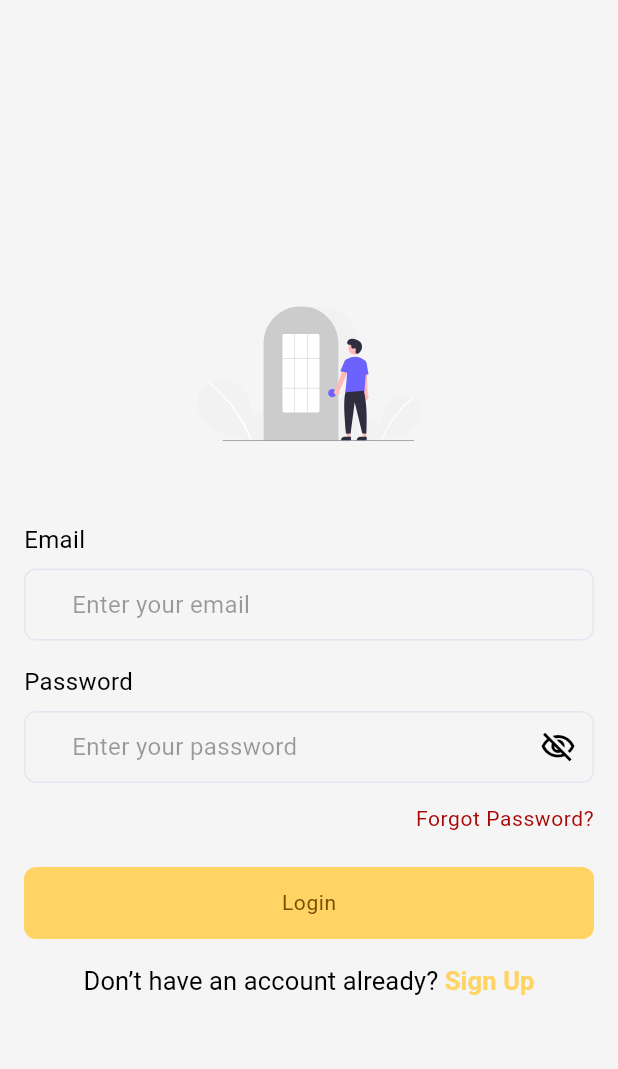
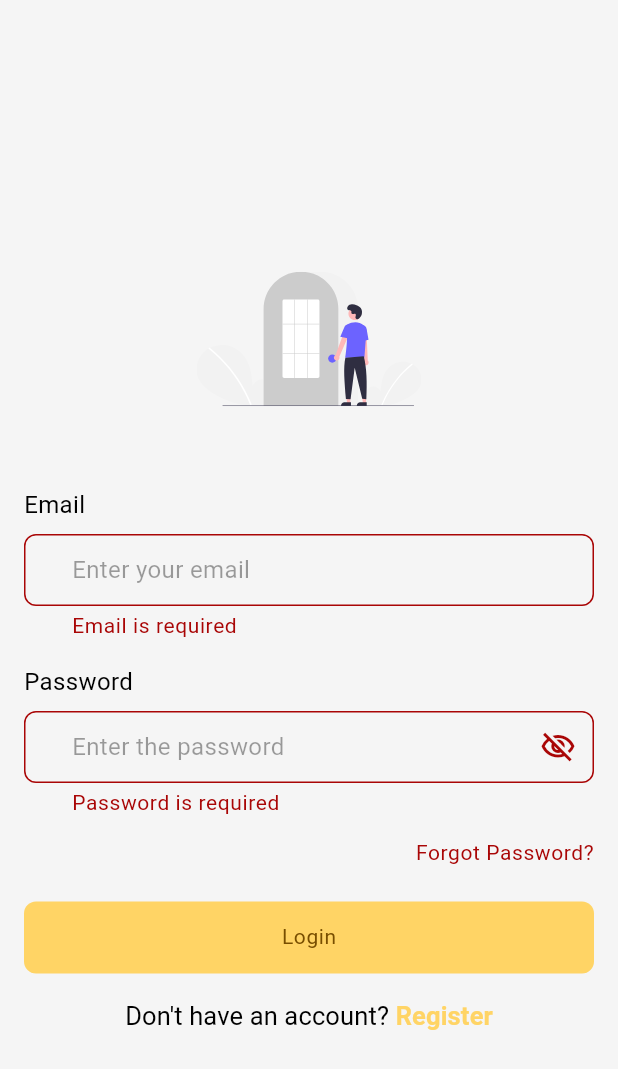
Before and after one commit to ranakh2001/betweener, a Flutter app: the screen it shows after launch, after a tap on "Get Started", after a tap on "Login", on a phone screen of 412 x 824 dp. Shown: the top 1069 px of the screen. Run offline on Flutter 3.47's test engine with Material 3 defaults, Android fonts, the phone set to English and light mode, and no system bars; our stand-ins replace flutter_riverpod, flutter_screenutil, flutter_svg, shared_preferences.

Commit message:
really finish sign in screen

```diff
--- a/lib/l10n/app_ar.arb
+++ b/lib/l10n/app_ar.arb
@@ -51,5 +51,9 @@
       "forgotPassword":"نسيت كلمة المرور",
       "@forgotPassword": {
         "description": "نص زر نسيت كلمة المرور"
+      },
+      "dontHaveAccount":"ليس لديك حساب؟",
+      "@dontHaveAccount": {
+        "description": "نص ليس لديك حساب"
       }
 }
--- a/lib/l10n/app_en.arb
+++ b/lib/l10n/app_en.arb
@@ -8,37 +8,37 @@
       "@onBoarding": {
         "description": "Onboarding text for the app"
       },
-      "email": "Email",
+ "email":"Email",
       "@email": {
-        "description": "Email field text"
+        "description": "email field text"
       },
-      "enterEmail": "Enter your email",
+      "enterEmail":"Enter your email",
       "@enterEmail": {
-        "description": "Email input text"
+        "description": "input email text"
       },
-      "emailRequired": "Email is required",
+      "emailRequired":"Email is required" ,
       "@emailRequired": {
-        "description": "Email required text"
+        "description": "email is required text"
       },
-      "emailError": "Email is not valid",
+      "emailError":"Not email",
       "@emailError": {
-        "description": "Email error text"
+        "description": "email error text"
       },
-      "password": "Password",
+      "password":"Password",
       "@password": {
-        "description": "Password field text"
+        "description": "password text"
       },
-      "enterPassword": "Enter your password",
+      "enterPassword":"Enter the password",
       "@enterPassword": {
-        "description": "Password input text"
+        "description": "enter password text"
       },
-      "passwordRequired": "Password is required",
+      "passwordRequired":"Password is required",
       "@passwordRequired": {
-        "description": "Password required text"
+        "description": "password is required text"
       },
-      "passwordError": "Password is not valid",
+      "passwordError":"Password is not correct",
       "@passwordError": {
-        "description": "Password error text"
+        "description": "passworrd error text"
       },
       "login": "Login",
       "@login": {
@@ -51,5 +51,9 @@
       "forgotPassword": "Forgot Password?",
       "@forgotPassword": {
         "description": "Forgot password button text"
+      },
+      "dontHaveAccount": "Don't have an account?",
+      "@dontHaveAccount": {
+        "description": "Don't have an account text"
       }
 }
--- a/lib/main.dart
+++ b/lib/main.dart
@@ -13,11 +13,15 @@ void main() async {
   final settingsService = SettingsService(prefs);
   if (!settingsService.isOpend) {
     final deviceLocale =
-        WidgetsBinding.instance.platformDispatcher.locales.first;
+        WidgetsBinding
+            .instance
+            .platformDispatcher
+            .locales
+            .first; // get device local
     final defaultLanguage =
-        deviceLocale.languageCode == 'ar'
-            ? Constants.arLangCode
-            : Constants.enLnagCode;
+        deviceLocale.languageCode == 'en'
+            ? Constants.enLnagCode
+            : Constants.arLangCode;
     await settingsService.setLanguage(defaultLanguage);
   }
 
--- a/lib/providers/auth_provider.dart
+++ b/lib/providers/auth_provider.dart
@@ -1,3 +1,4 @@
+import 'package:betweener_app/src/localization/app_localizations.dart';
 import 'package:flutter_riverpod/flutter_riverpod.dart';
 
 final authProvider = StateNotifierProvider<AuthController, bool>((ref) {
@@ -15,10 +16,10 @@ class AuthController extends StateNotifier<bool> {
   // email validator
   String? emailValidator(String? value, context) {
     if (value == null || value.isEmpty) {
-      return "البريد الإلكتروني مطلوب";
+      return AppLocalizations.of(context).emailRequired;
     }
     if (!RegExp(r'^[^@]+@[^@]+\.[^@]+').hasMatch(value)) {
-      return "صيغة البريد الإلكتروني خاطئة";
+      return AppLocalizations.of(context).emailError;
     }
     return null;
   }
@@ -26,10 +27,10 @@ class AuthController extends StateNotifier<bool> {
   // password validator
   String? passwordValidator(String? value, context) {
     if (value == null || value.isEmpty) {
-      return "كلمة المرور مطلوبة";
+      return AppLocalizations.of(context).passwordRequired;
     }
     if (value.length < 6) {
-      return "كلمة المرور يجب أن تكون 6 أحرف على الأقل";
+      return AppLocalizations.of(context).passwordError;
     }
     return null;
   }
--- a/lib/screens/auth/signIn_screen.dart
+++ b/lib/screens/auth/signIn_screen.dart
@@ -2,9 +2,7 @@
 // ignore_for_file: file_names
 
 import 'package:betweener_app/core/constants/const_svgs.dart';
-import 'package:betweener_app/providers/auth_provider.dart';
-import 'package:betweener_app/screens/auth/widget/custom_button.dart';
-import 'package:betweener_app/screens/auth/widget/custom_textField.dart';
+import 'package:betweener_app/screens/auth/widget/signin_form.dart';
 import 'package:betweener_app/src/localization/app_localizations.dart';
 import 'package:flutter/gestures.dart';
 import 'package:flutter/material.dart';
@@ -12,36 +10,10 @@ import 'package:flutter_riverpod/flutter_riverpod.dart';
 import 'package:flutter_screenutil/flutter_screenutil.dart';
 import 'package:flutter_svg/flutter_svg.dart';
 
-class SigninScreen extends ConsumerStatefulWidget {
+class SigninScreen extends ConsumerWidget {
   const SigninScreen({super.key});
-
   @override
-  ConsumerState<SigninScreen> createState() => _SigninScreenState();
-}
-
-class _SigninScreenState extends ConsumerState<SigninScreen> {
-  final _formKey = GlobalKey<FormState>();
-  TextEditingController? _emailController;
-  TextEditingController? _passwordController;
-  @override
-  void initState() {
-    _emailController = TextEditingController();
-    _passwordController = TextEditingController();
-    super.initState();
-  }
-
-  @override
-  void dispose() {
-    _emailController?.dispose();
-    _passwordController?.dispose();
-    super.dispose();
-  }
-
-  @override
-  Widget build(BuildContext context) {
-    final authController = ref.read(authProvider.notifier);
-    final isPasswordVisible = ref.watch(authProvider);
-
+  Widget build(BuildContext context, WidgetRef ref) {
     return Scaffold(
       resizeToAvoidBottomInset: true,
       body: SafeArea(
@@ -64,83 +36,25 @@ class _SigninScreenState extends ConsumerState<SigninScreen> {
                         ),
                       ),
                       SizedBox(height: 24.h),
-                      Form(
-                        key: _formKey,
-                        child: Column(
-                          crossAxisAlignment: CrossAxisAlignment.start,
-                          children: [
-                            CustomTextfield(
-                              emailController: _emailController!,
-                              lable: AppLocalizations.of(context).email,
-                              validator:
-                                  (value) => authController.emailValidator(
-                                    value,
-                                    context,
-                                  ),
-                              hint: AppLocalizations.of(context).enterEmail,
-                              keyboardType: TextInputType.emailAddress,
-                            ),
-                            SizedBox(height: 16.h),
-                            CustomTextfield(
-                              emailController: _passwordController!,
-                              lable: AppLocalizations.of(context).password,
-                              validator:
-                                  (value) => authController.passwordValidator(
-                                    value,
-                                    context,
-                                  ),
-                              hint: AppLocalizations.of(context).enterPassword,
-                              isPassword: true,
-                              onTap: authController.togglePasswordVisibility,
-                              visible: isPasswordVisible,
-                              keyboardType: TextInputType.visiblePassword,
-                            ),
-                            Row(
-                              mainAxisAlignment: MainAxisAlignment.end,
-                              children: [
-                                TextButton(
-                                  style: TextButton.styleFrom(
-                                    padding: EdgeInsets.zero,
-                                  ),
-                                  onPressed: () {},
-                                  child: Text(
-                                    AppLocalizations.of(context).forgotPassword,
-                                    style: Theme.of(
-                                      context,
-                                    ).textTheme.bodySmall!.copyWith(
-                                      color:
-                                          Theme.of(context).colorScheme.error,
-                                    ),
-                                  ),
-                                ),
-                              ],
-                            ),
-                            SizedBox(height: 8.h),
-                            CustomButton(
-                              text: AppLocalizations.of(context).login,
-                              onPressed: () {},
-                            ),
+                      SigninForm(),
                       SizedBox(height: 16.h),
                       Center(
                         child: RichText(
                           text: TextSpan(
-                                  text: "Don’t have an account already? ",
+                            text:
+                                "${AppLocalizations.of(context).dontHaveAccount} ",
                             style: Theme.of(
                               context,
                             ).textTheme.titleSmall!.copyWith(
-                                    color:
-                                        Theme.of(context).colorScheme.onSurface,
+                              color: Theme.of(context).colorScheme.onSurface,
                             ),
                             children: [
                               TextSpan(
-                                      text: "Sign Up",
+                                text: AppLocalizations.of(context).register,
                                 style: Theme.of(
                                   context,
                                 ).textTheme.titleSmall!.copyWith(
-                                        color:
-                                            Theme.of(
-                                              context,
-                                            ).colorScheme.primary,
+                                  color: Theme.of(context).colorScheme.primary,
                                   fontWeight: FontWeight.bold,
                                 ),
                                 recognizer:
@@ -148,9 +62,6 @@ class _SigninScreenState extends ConsumerState<SigninScreen> {
                               ),
                             ],
                           ),
-                              ),
-                            ),
-                          ],
                         ),
                       ),
                     ],
--- /dev/null
+++ b/lib/screens/auth/widget/signin_form.dart
@@ -0,0 +1,88 @@
+import 'package:betweener_app/providers/auth_provider.dart';
+import 'package:betweener_app/screens/auth/widget/custom_button.dart';
+import 'package:betweener_app/screens/auth/widget/custom_textField.dart';
+import 'package:betweener_app/src/localization/app_localizations.dart';
+import 'package:flutter/material.dart';
+import 'package:flutter_riverpod/flutter_riverpod.dart';
+import 'package:flutter_screenutil/flutter_screenutil.dart';
+
+class SigninForm extends ConsumerStatefulWidget {
+  const SigninForm({super.key});
+
+  @override
+  ConsumerState<SigninForm> createState() => _SigninForm();
+}
+
+class _SigninForm extends ConsumerState<SigninForm> {
+  final _formKey = GlobalKey<FormState>();
+  TextEditingController? _emailController;
+  TextEditingController? _passwordController;
+  @override
+  void initState() {
+    _emailController = TextEditingController();
+    _passwordController = TextEditingController();
+    super.initState();
+  }
+
+  @override
+  void dispose() {
+    _emailController?.dispose();
+    _passwordController?.dispose();
+    super.dispose();
+  }
+
+  @override
+  Widget build(BuildContext context) {
+    final authController = ref.read(authProvider.notifier);
+    final isPasswordVisible = ref.watch(authProvider);
+    return Form(
+      key: _formKey,
+      child: Column(
+        crossAxisAlignment: CrossAxisAlignment.start,
+        children: [
+          CustomTextfield(
+            emailController: _emailController!,
+            lable: AppLocalizations.of(context).email,
+            validator: (value) => authController.emailValidator(value, context),
+            hint: AppLocalizations.of(context).enterEmail,
+            keyboardType: TextInputType.emailAddress,
+          ),
+          SizedBox(height: 16.h),
+          CustomTextfield(
+            emailController: _passwordController!,
+            lable: AppLocalizations.of(context).password,
+            validator:
+                (value) => authController.passwordValidator(value, context),
+            hint: AppLocalizations.of(context).enterPassword,
+            isPassword: true,
+            onTap: authController.togglePasswordVisibility,
+            visible: isPasswordVisible,
+            keyboardType: TextInputType.visiblePassword,
+          ),
+          Row(
+            mainAxisAlignment: MainAxisAlignment.end,
+            children: [
+              TextButton(
+                style: TextButton.styleFrom(padding: EdgeInsets.zero),
+                onPressed: () {},
+                child: Text(
+                  AppLocalizations.of(context).forgotPassword,
+                  style: Theme.of(context).textTheme.bodySmall!.copyWith(
+                    color: Theme.of(context).colorScheme.error,
+                  ),
+                ),
+              ),
+            ],
+          ),
+          SizedBox(height: 8.h),
+          CustomButton(
+            text: AppLocalizations.of(context).login,
+            onPressed: () {
+              _formKey.currentState!.validate();
+            },
+          ),
+        ],
+      ),
+    );
+  }
+}
--- a/lib/src/localization/app_localizations.dart
+++ b/lib/src/localization/app_localizations.dart
@@ -107,52 +107,52 @@ abstract class AppLocalizations {
   /// **'Just one scan for everything'**
   String get onBoarding;
 
-  /// Email field text
+  /// email field text
   ///
   /// In en, this message translates to:
   /// **'Email'**
   String get email;
 
-  /// Email input text
+  /// input email text
   ///
   /// In en, this message translates to:
   /// **'Enter your email'**
   String get enterEmail;
 
-  /// Email required text
+  /// email is required text
   ///
   /// In en, this message translates to:
   /// **'Email is required'**
   String get emailRequired;
 
-  /// Email error text
+  /// email error text
   ///
   /// In en, this message translates to:
-  /// **'Email is not valid'**
+  /// **'Not email'**
   String get emailError;
 
-  /// Password field text
+  /// password text
   ///
   /// In en, this message translates to:
   /// **'Password'**
   String get password;
 
-  /// Password input text
+  /// enter password text
   ///
   /// In en, this message translates to:
-  /// **'Enter your password'**
+  /// **'Enter the password'**
   String get enterPassword;
 
-  /// Password required text
+  /// password is required text
   ///
   /// In en, this message translates to:
   /// **'Password is required'**
   String get passwordRequired;
 
-  /// Password error text
+  /// passworrd error text
   ///
   /// In en, this message translates to:
-  /// **'Password is not valid'**
+  /// **'Password is not correct'**
   String get passwordError;
 
   /// Login button text
@@ -172,6 +172,12 @@ abstract class AppLocalizations {
   /// In en, this message translates to:
   /// **'Forgot Password?'**
   String get forgotPassword;
+
+  /// Don't have an account text
+  ///
+  /// In en, this message translates to:
+  /// **'Don\'t have an account?'**
+  String get dontHaveAccount;
 }
 
 class _AppLocalizationsDelegate extends LocalizationsDelegate<AppLocalizations> {
--- a/lib/src/localization/app_localizations_ar.dart
+++ b/lib/src/localization/app_localizations_ar.dart
@@ -46,4 +46,7 @@ class AppLocalizationsAr extends AppLocalizations {
 
   @override
   String get forgotPassword => 'نسيت كلمة المرور';
+
+  @override
+  String get dontHaveAccount => 'ليس لديك حساب؟';
 }
--- a/lib/src/localization/app_localizations_en.dart
+++ b/lib/src/localization/app_localizations_en.dart
@@ -24,19 +24,19 @@ class AppLocalizationsEn extends AppLocalizations {
   String get emailRequired => 'Email is required';
 
   @override
-  String get emailError => 'Email is not valid';
+  String get emailError => 'Not email';
 
   @override
   String get password => 'Password';
 
   @override
-  String get enterPassword => 'Enter your password';
+  String get enterPassword => 'Enter the password';
 
   @override
   String get passwordRequired => 'Password is required';
 
   @override
-  String get passwordError => 'Password is not valid';
+  String get passwordError => 'Password is not correct';
 
   @override
   String get login => 'Login';
@@ -46,4 +46,7 @@ class AppLocalizationsEn extends AppLocalizations {
 
   @override
   String get forgotPassword => 'Forgot Password?';
+
+  @override
+  String get dontHaveAccount => 'Don\'t have an account?';
 }
```
Lines whose indentation alone changed are shown as unchanged.
